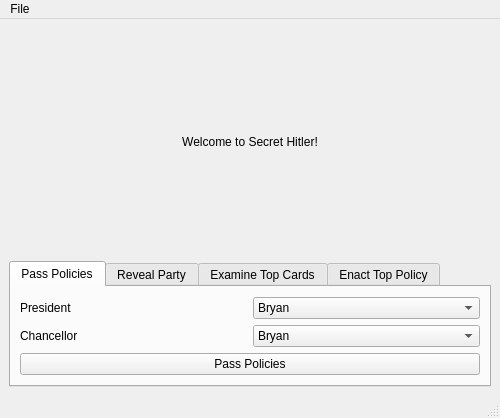
Above: mainwindow.ui from ae6nr/secret_hitler before the change. Below: the same form after it.
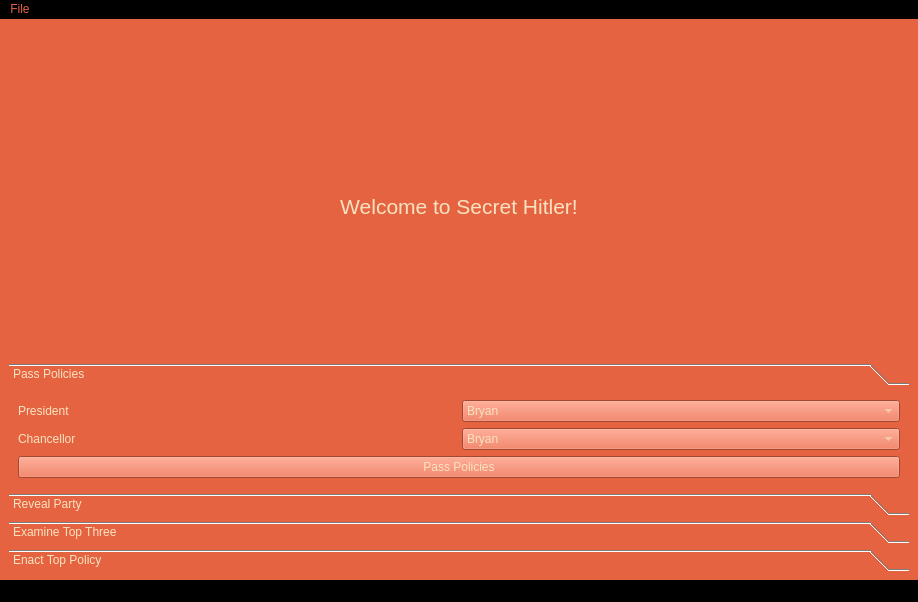
That is the form after the change. Icons and pictures are not drawn.

```diff
--- a/mainwindow.ui
+++ b/mainwindow.ui
@@ -6,16 +6,90 @@
    <rect>
     <x>0</x>
     <y>0</y>
-    <width>500</width>
-    <height>418</height>
+    <width>918</width>
+    <height>602</height>
    </rect>
   </property>
   <property name="windowTitle">
-   <string>MainWindow</string>
+   <string>Secret Hitler</string>
+  </property>
+  <property name="windowIcon">
+   <iconset resource="sh.qrc">
+    <normaloff>:/sh/Secret-Hitler.png</normaloff>:/sh/Secret-Hitler.png</iconset>
+  </property>
+  <property name="styleSheet">
+   <string notr="true">/*background-color: rgb(0, 0, 0);*/
+background-color: rgb(230, 99, 66);
+color: rgb(248, 227, 192);</string>
   </property>
   <widget class="QWidget" name="centralwidget">
    <layout class="QGridLayout" name="gridLayout_6">
     <item row="0" column="0">
+     <layout class="QHBoxLayout" name="horizontalLayout_4">
+      <item>
+       <spacer name="horizontalSpacer_3">
+        <property name="orientation">
+         <enum>Qt::Horizontal</enum>
+        </property>
+        <property name="sizeHint" stdset="0">
+         <size>
+          <width>40</width>
+          <height>20</height>
+         </size>
+        </property>
+       </spacer>
+      </item>
+      <item>
+       <widget class="QPushButton" name="pushButton_min">
+        <property name="text">
+         <string/>
+        </property>
+        <property name="icon">
+         <iconset resource="sh.qrc">
+          <normaloff>:/controls/min.bmp</normaloff>:/controls/min.bmp</iconset>
+        </property>
+        <property name="flat">
+         <bool>true</bool>
+        </property>
+       </widget>
+      </item>
+      <item>
+       <widget class="QPushButton" name="pushButton_max">
+        <property name="text">
+         <string/>
+        </property>
+        <property name="icon">
+         <iconset resource="sh.qrc">
+          <normaloff>:/controls/max.bmp</normaloff>:/controls/max.bmp</iconset>
+        </property>
+        <property name="flat">
+         <bool>true</bool>
+        </property>
+       </widget>
+      </item>
+      <item>
+       <widget class="QPushButton" name="pushButton_close">
+        <property name="text">
+         <string/>
+        </property>
+        <property name="icon">
+         <iconset resource="sh.qrc">
+          <normaloff>:/controls/close.bmp</normaloff>:/controls/close.bmp</iconset>
+        </property>
+        <property name="checkable">
+         <bool>false</bool>
+        </property>
+        <property name="autoDefault">
+         <bool>false</bool>
+        </property>
+        <property name="flat">
+         <bool>true</bool>
+        </property>
+       </widget>
+      </item>
+     </layout>
+    </item>
+    <item row="1" column="0">
      <layout class="QVBoxLayout" name="verticalLayout_2">
       <item>
        <spacer name="verticalSpacer">
@@ -34,6 +108,11 @@
        <layout class="QGridLayout" name="gridLayout_5">
         <item row="0" column="1">
          <widget class="QLabel" name="label_3">
+          <property name="font">
+           <font>
+            <pointsize>16</pointsize>
+           </font>
+          </property>
           <property name="text">
            <string>Welcome to Secret Hitler!</string>
           </property>
@@ -84,12 +163,248 @@
        </spacer>
       </item>
       <item>
-       <widget class="QTabWidget" name="tabWidget">
-        <property name="currentIndex">
-         <number>0</number>
+       <widget class="QToolBox" name="toolBox">
+        <property name="palette">
+         <palette>
+          <active>
+           <colorrole role="WindowText">
+            <brush brushstyle="SolidPattern">
+             <color alpha="255">
+              <red>248</red>
+              <green>227</green>
+              <blue>192</blue>
+             </color>
+            </brush>
+           </colorrole>
+           <colorrole role="Button">
+            <brush brushstyle="SolidPattern">
+             <color alpha="255">
+              <red>230</red>
+              <green>99</green>
+              <blue>66</blue>
+             </color>
+            </brush>
+           </colorrole>
+           <colorrole role="Text">
+            <brush brushstyle="SolidPattern">
+             <color alpha="255">
+              <red>248</red>
+              <green>227</green>
+              <blue>192</blue>
+             </color>
+            </brush>
+           </colorrole>
+           <colorrole role="ButtonText">
+            <brush brushstyle="SolidPattern">
+             <color alpha="255">
+              <red>248</red>
+              <green>227</green>
+              <blue>192</blue>
+             </color>
+            </brush>
+           </colorrole>
+           <colorrole role="Base">
+            <brush brushstyle="SolidPattern">
+             <color alpha="255">
+              <red>230</red>
+              <green>99</green>
+              <blue>66</blue>
+             </color>
+            </brush>
+           </colorrole>
+           <colorrole role="Window">
+            <brush brushstyle="SolidPattern">
+             <color alpha="255">
+              <red>230</red>
+              <green>99</green>
+              <blue>66</blue>
+             </color>
+            </brush>
+           </colorrole>
+           <colorrole role="HighlightedText">
+            <brush brushstyle="SolidPattern">
+             <color alpha="255">
+              <red>255</red>
+              <green>0</green>
+              <blue>0</blue>
+             </color>
+            </brush>
+           </colorrole>
+           <colorrole role="PlaceholderText">
+            <brush brushstyle="NoBrush">
+             <color alpha="128">
+              <red>0</red>
+              <green>0</green>
+              <blue>0</blue>
+             </color>
+            </brush>
+           </colorrole>
+          </active>
+          <inactive>
+           <colorrole role="WindowText">
+            <brush brushstyle="SolidPattern">
+             <color alpha="255">
+              <red>248</red>
+              <green>227</green>
+              <blue>192</blue>
+             </color>
+            </brush>
+           </colorrole>
+           <colorrole role="Button">
+            <brush brushstyle="SolidPattern">
+             <color alpha="255">
+              <red>230</red>
+              <green>99</green>
+              <blue>66</blue>
+             </color>
+            </brush>
+           </colorrole>
+           <colorrole role="Text">
+            <brush brushstyle="SolidPattern">
+             <color alpha="255">
+              <red>248</red>
+              <green>227</green>
+              <blue>192</blue>
+             </color>
+            </brush>
+           </colorrole>
+           <colorrole role="ButtonText">
+            <brush brushstyle="SolidPattern">
+             <color alpha="255">
+              <red>248</red>
+              <green>227</green>
+              <blue>192</blue>
+             </color>
+            </brush>
+           </colorrole>
+           <colorrole role="Base">
+            <brush brushstyle="SolidPattern">
+             <color alpha="255">
+              <red>230</red>
+              <green>99</green>
+              <blue>66</blue>
+             </color>
+            </brush>
+           </colorrole>
+           <colorrole role="Window">
+            <brush brushstyle="SolidPattern">
+             <color alpha="255">
+              <red>230</red>
+              <green>99</green>
+              <blue>66</blue>
+             </color>
+            </brush>
+           </colorrole>
+           <colorrole role="HighlightedText">
+            <brush brushstyle="SolidPattern">
+             <color alpha="255">
+              <red>255</red>
+              <green>0</green>
+              <blue>0</blue>
+             </color>
+            </brush>
+           </colorrole>
+           <colorrole role="PlaceholderText">
+            <brush brushstyle="NoBrush">
+             <color alpha="128">
+              <red>248</red>
+              <green>227</green>
+              <blue>192</blue>
+             </color>
+            </brush>
+           </colorrole>
+          </inactive>
+          <disabled>
+           <colorrole role="WindowText">
+            <brush brushstyle="SolidPattern">
+             <color alpha="255">
+              <red>248</red>
+              <green>227</green>
+              <blue>192</blue>
+             </color>
+            </brush>
+           </colorrole>
+           <colorrole role="Button">
+            <brush brushstyle="SolidPattern">
+             <color alpha="255">
+              <red>230</red>
+              <green>99</green>
+              <blue>66</blue>
+             </color>
+            </brush>
+           </colorrole>
+           <colorrole role="Text">
+            <brush brushstyle="SolidPattern">
+             <color alpha="255">
+              <red>248</red>
+              <green>227</green>
+              <blue>192</blue>
+             </color>
+            </brush>
+           </colorrole>
+           <colorrole role="ButtonText">
+            <brush brushstyle="SolidPattern">
+             <color alpha="255">
+              <red>248</red>
+              <green>227</green>
+              <blue>192</blue>
+             </color>
+            </brush>
+           </colorrole>
+           <colorrole role="Base">
+            <brush brushstyle="SolidPattern">
+             <color alpha="255">
+              <red>230</red>
+              <green>99</green>
+              <blue>66</blue>
+             </color>
+            </brush>
+           </colorrole>
+           <colorrole role="Window">
+            <brush brushstyle="SolidPattern">
+             <color alpha="255">
+              <red>230</red>
+              <green>99</green>
+              <blue>66</blue>
+             </color>
+            </brush>
+           </colorrole>
+           <colorrole role="HighlightedText">
+            <brush brushstyle="SolidPattern">
+             <color alpha="255">
+              <red>255</red>
+              <green>0</green>
+              <blue>0</blue>
+             </color>
+            </brush>
+           </colorrole>
+           <colorrole role="PlaceholderText">
+            <brush brushstyle="NoBrush">
+             <color alpha="128">
+              <red>0</red>
+              <green>0</green>
+              <blue>0</blue>
+             </color>
+            </brush>
+           </colorrole>
+          </disabled>
+         </palette>
         </property>
-        <widget class="QWidget" name="tab">
-         <attribute name="title">
+        <property name="autoFillBackground">
+         <bool>false</bool>
+        </property>
+        <property name="styleSheet">
+         <string notr="true">color: rgb(248, 227, 192);
+background-color: rgb(230, 99, 66);
+selected-color: rgb(248, 227, 192);
+selection-color: rgb(255, 0, 0);
+border-color: rgb(0, 0, 0);</string>
+        </property>
+        <widget class="QWidget" name="toolBoxPage1" native="true">
+         <property name="styleSheet">
+          <string notr="true"/>
+         </property>
+         <attribute name="label">
           <string>Pass Policies</string>
          </attribute>
          <layout class="QGridLayout" name="gridLayout">
@@ -106,6 +421,12 @@
               </item>
               <item>
                <widget class="QComboBox" name="comboBox_president">
+                <property name="styleSheet">
+                 <string notr="true">color: rgb(248, 227, 192);
+background-color: rgb(230, 99, 66);
+selection-color: rgb(230, 99, 66);
+selection-background-color: rgb(248, 227, 192);</string>
+                </property>
                 <item>
                  <property name="text">
                   <string>Bryan</string>
@@ -171,6 +492,12 @@
               </item>
               <item>
                <widget class="QComboBox" name="comboBox_chancellor">
+                <property name="styleSheet">
+                 <string notr="true">color: rgb(248, 227, 192);
+background-color: rgb(230, 99, 66);
+selection-color: rgb(230, 99, 66);
+selection-background-color: rgb(248, 227, 192);</string>
+                </property>
                 <item>
                  <property name="text">
                   <string>Bryan</string>
@@ -236,8 +563,8 @@
           </item>
          </layout>
         </widget>
-        <widget class="QWidget" name="tab_2">
-         <attribute name="title">
+        <widget class="QWidget" name="toolBoxPage2" native="true">
+         <attribute name="label">
           <string>Reveal Party</string>
          </attribute>
          <layout class="QGridLayout" name="gridLayout_3">
@@ -325,9 +652,9 @@
           </item>
          </layout>
         </widget>
-        <widget class="QWidget" name="tab_3">
-         <attribute name="title">
-          <string>Examine Top Cards</string>
+        <widget class="QWidget" name="toolBoxPage3" native="true">
+         <attribute name="label">
+          <string>Examine Top Three</string>
          </attribute>
          <layout class="QGridLayout" name="gridLayout_2">
           <item row="0" column="0">
@@ -353,8 +680,8 @@
           </item>
          </layout>
         </widget>
-        <widget class="QWidget" name="tab_4">
-         <attribute name="title">
+        <widget class="QWidget" name="toolBoxPage4" native="true">
+         <attribute name="label">
           <string>Enact Top Policy</string>
          </attribute>
          <layout class="QGridLayout" name="gridLayout_4">
@@ -378,10 +705,16 @@
     <rect>
      <x>0</x>
      <y>0</y>
-     <width>500</width>
+     <width>918</width>
      <height>26</height>
     </rect>
    </property>
+   <property name="styleSheet">
+    <string notr="true">color: rgb(230, 99, 66);
+background-color: rgb(0, 0, 0);
+selection-color: rgb(0, 0, 0);
+selection-background-color: rgb(230, 99, 66)</string>
+   </property>
    <widget class="QMenu" name="menuFile">
     <property name="title">
      <string>File</string>
@@ -393,7 +726,11 @@
    </widget>
    <addaction name="menuFile"/>
   </widget>
-  <widget class="QStatusBar" name="statusbar"/>
+  <widget class="QStatusBar" name="statusbar">
+   <property name="styleSheet">
+    <string notr="true">background: rgb(0,0,0); color: rgb(230, 99, 60)</string>
+   </property>
+  </widget>
   <action name="actionStart_New_Game">
    <property name="text">
     <string>Start New Game</string>
```
Left out of the diff: 22 changed lines with no effect on the pictures.
